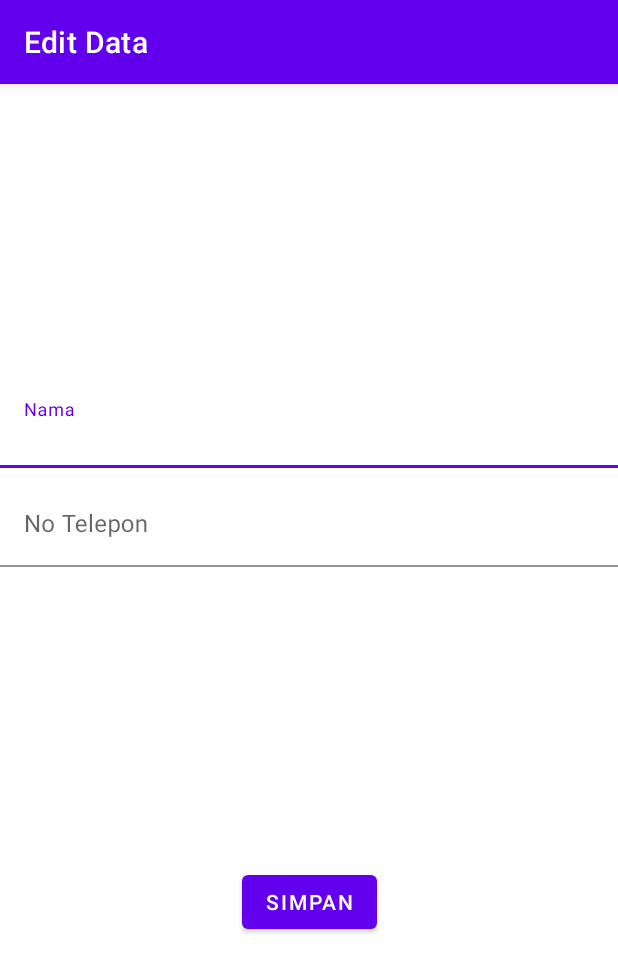
After one commit to Nando-Alhasanain/ActivitySqLite, an Android app: the EditData screen opened directly, with no data from a screen before it, on a phone screen of 412 x 824 dp. The commit adds this screen. Shown: the top 972 px of the screen. Run offline under Robolectric (Android 15) with nearby library versions, the phone set to English and light mode, and no system bars.

Commit message:
exercise commit

```diff
--- a/app/src/main/AndroidManifest.xml
+++ b/app/src/main/AndroidManifest.xml
@@ -9,7 +9,8 @@
         android:roundIcon="@mipmap/ic_launcher_round"
         android:supportsRtl="true"
         android:theme="@style/Theme.ActivitySqLite">
-        <activity android:name=".TemanBaru"></activity>
+        <activity android:name=".EditData"></activity>
+        <activity android:name=".TemanBaru" />
         <activity android:name=".MainActivity">
             <intent-filter>
                 <action android:name="android.intent.action.MAIN" />
--- /dev/null
+++ b/app/src/main/java/com/example/activitysqlite/EditData.java
@@ -0,0 +1,65 @@
+package com.example.activitysqlite;
+
+import android.content.Intent;
+import android.os.Bundle;
+import android.view.View;
+import android.widget.Button;
+import android.widget.Toast;
+
+import androidx.appcompat.app.AppCompatActivity;
+
+import com.example.activitysqlite.database.DBController;
+import com.google.android.material.textfield.TextInputEditText;
+
+import java.util.HashMap;
+
+public class EditData extends AppCompatActivity {
+    private TextInputEditText tNama, tTelp;
+    private Button saveBtn;
+    String nm, tlp, id;
+    DBController controller = new DBController(this);
+
+    @Override
+    public void onCreate(Bundle savedInstanceState) {
+        super.onCreate(savedInstanceState);
+        setContentView(R.layout.activity_edit_data);
+
+        tNama = findViewById(R.id.edNama);
+        tTelp = findViewById(R.id.edTelp);
+        saveBtn = findViewById(R.id.saveBtn);
+
+        id = getIntent().getStringExtra("id");
+        nm = getIntent().getStringExtra("nama");
+        tlp = getIntent().getStringExtra("telpon");
+
+
+        setTitle("Edit Data");
+        tNama.setText(nm);
+        tTelp.setText(tlp);
+
+
+        saveBtn.setOnClickListener(new View.OnClickListener() {
+            @Override
+            public void onClick(View v) {
+                if (tNama.getText().toString().equals("") || tTelp.getText().toString().equals("")) {
+                    Toast.makeText(getApplicationContext(), "Data belum lengkap!", Toast.LENGTH_LONG).show();
+                } else {
+                    nm = tNama.getText().toString();
+                    tlp = tTelp.getText().toString();
+                    HashMap<String, String> values = new HashMap<>();
+                    values.put("id", id);
+                    values.put("nama", nm);
+                    values.put("telpon", tlp);
+                    controller.updateData(values);
+                    callHome();
+                }
+            }
+        });
+    }
+
+    public void callHome() {
+        Intent i = new Intent(EditData.this, MainActivity.class);
+        startActivity(i);
+        finish();
+    }
+}
--- /dev/null
+++ b/app/src/main/res/layout/activity_edit_data.xml
@@ -0,0 +1,53 @@
+<?xml version="1.0" encoding="utf-8"?>
+<androidx.constraintlayout.widget.ConstraintLayout xmlns:android="http://schemas.android.com/apk/res/android"
+    xmlns:app="http://schemas.android.com/apk/res-auto"
+    xmlns:tools="http://schemas.android.com/tools"
+    android:layout_width="match_parent"
+    android:layout_height="match_parent"
+    tools:context=".EditData">
+
+    <com.google.android.material.textfield.TextInputLayout
+        android:id="@+id/textInputLayout3"
+        android:layout_width="match_parent"
+        android:layout_height="wrap_content"
+        android:layout_marginTop="200dp"
+        app:layout_constraintEnd_toEndOf="parent"
+        app:layout_constraintStart_toStartOf="parent"
+        app:layout_constraintTop_toTopOf="parent">
+
+        <com.google.android.material.textfield.TextInputEditText
+            android:id="@+id/edNama"
+            android:layout_width="match_parent"
+            android:layout_height="wrap_content"
+            android:background="@color/cardview_light_background"
+            android:hint="Nama" />
+    </com.google.android.material.textfield.TextInputLayout>
+
+    <com.google.android.material.textfield.TextInputLayout
+        android:id="@+id/textInputLayout4"
+        android:layout_width="match_parent"
+        android:layout_height="wrap_content"
+        android:layout_marginTop="10dp"
+        app:layout_constraintEnd_toEndOf="@+id/textInputLayout3"
+        app:layout_constraintStart_toStartOf="@+id/textInputLayout3"
+        app:layout_constraintTop_toBottomOf="@+id/textInputLayout3">
+
+        <com.google.android.material.textfield.TextInputEditText
+            android:id="@+id/edTelp"
+            android:layout_width="match_parent"
+            android:layout_height="wrap_content"
+            android:background="@color/cardview_light_background"
+            android:hint="No Telepon" />
+    </com.google.android.material.textfield.TextInputLayout>
+
+    <Button
+        android:id="@+id/saveBtn"
+        android:layout_width="wrap_content"
+        android:layout_height="wrap_content"
+        android:text="Simpan"
+        app:layout_constraintBottom_toBottomOf="parent"
+        app:layout_constraintEnd_toEndOf="@+id/textInputLayout4"
+        app:layout_constraintStart_toStartOf="@+id/textInputLayout4"
+        app:layout_constraintTop_toBottomOf="@+id/textInputLayout4" />
+
+</androidx.constraintlayout.widget.ConstraintLayout>
```
Also changed, not shown: app/src/main/java/com/example/activitysqlite/adapter/TemanAdapter.java (+50 -1 lines), app/src/main/java/com/example/activitysqlite/database/DBController.java (+14 -0 lines), app/src/main/res/menu/popup_menu.xml (added, +11 -0 lines).
